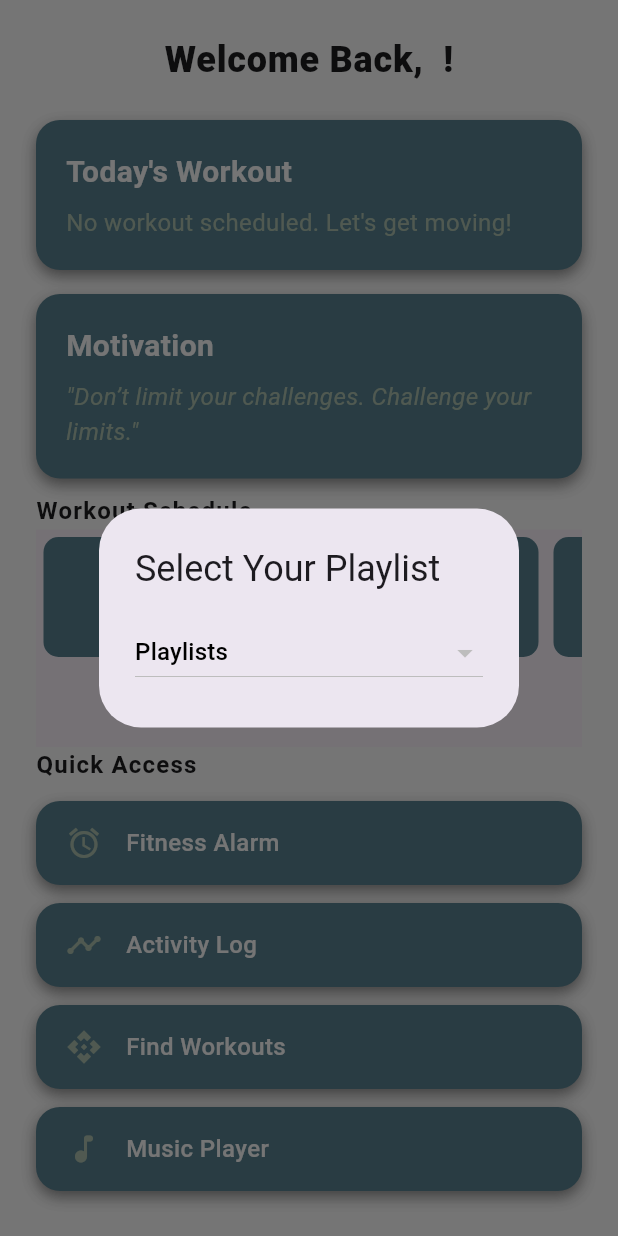
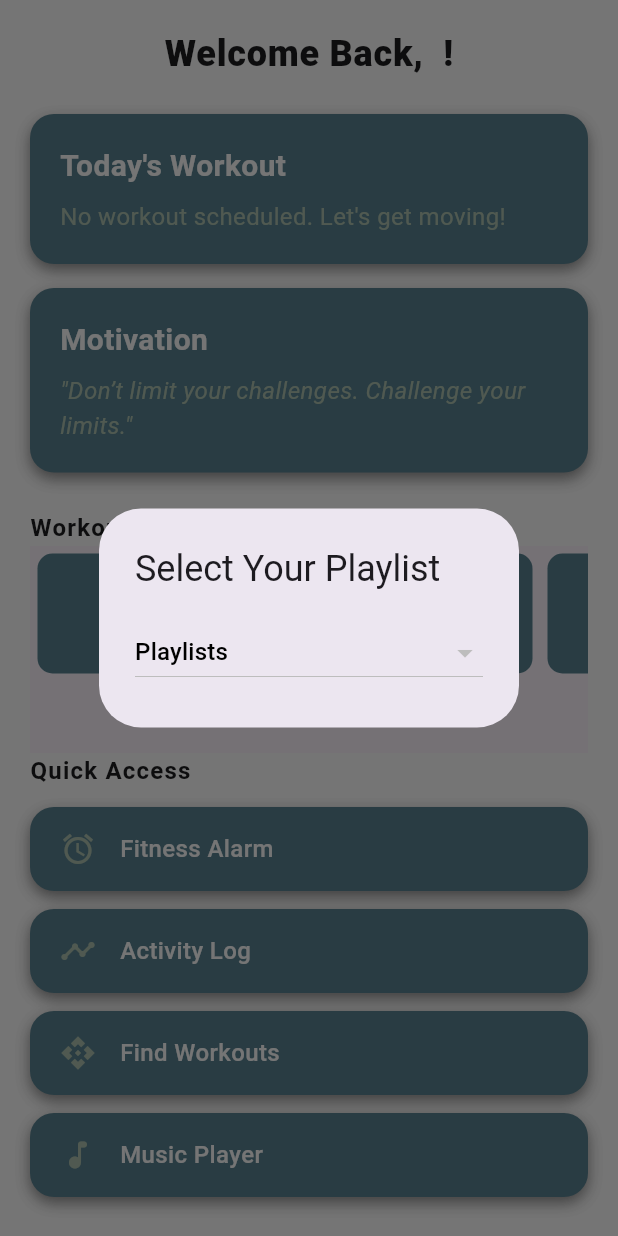
Before and after one commit to mellis0227/workout-tracker, a Flutter app: the DashboardView screen opened directly, after a tap on "Monday", on a phone screen of 412 x 824 dp. Run offline on Flutter 3.47's test engine with Material 3 defaults, Android fonts, the phone set to English and light mode, and no system bars; our stand-ins replace audioplayers, cloud_firestore, firebase_auth, firebase_core, firebase_database, flutter_time_picker_spinner and 2 more; accounts and stored records are empty.

Commit message:
more changes to schedule workouts

```diff
--- a/get_fit_app/lib/views/dashboard_view.dart
+++ b/get_fit_app/lib/views/dashboard_view.dart
@@ -47,7 +47,7 @@ class _DashboardViewState extends State<DashboardView> {
     return Scaffold(
       backgroundColor: Colors.white70,
       body: Padding(
-        padding: const EdgeInsets.all(24.0),
+        padding: const EdgeInsets.all(20.0),
         child: Column(
           crossAxisAlignment: CrossAxisAlignment.start,
           children: [
@@ -70,7 +70,7 @@ class _DashboardViewState extends State<DashboardView> {
               content: '"$quote"',
               isItalic: true, // Quote is italicized
             ),
-            const SizedBox(height: 10),
+            const SizedBox(height: 25),
             Text(
               "Workout Schedule",
               style: Theme.of(context).textTheme.titleMedium?.copyWith(
@@ -82,9 +82,7 @@ class _DashboardViewState extends State<DashboardView> {
             Expanded(
               child: ScheduleWorkoutView(),
             ),
-
             // Quick Access section header
-
             Text(
               "Quick Access",
               style: Theme.of(context).textTheme.titleMedium?.copyWith(
--- a/get_fit_app/lib/views/schedule_workouts_view.dart
+++ b/get_fit_app/lib/views/schedule_workouts_view.dart
@@ -21,6 +21,7 @@ class _ScheduleWorkoutView extends State<ScheduleWorkoutView> {
   DateTime currentDate = DateTime.now();
   String? currentAddedPlaylist;
 
+  //stupid, dont do this
   Map<int, String> weeklyWorkouts = {
     1: "",
     2: "",
@@ -53,7 +54,7 @@ class _ScheduleWorkoutView extends State<ScheduleWorkoutView> {
  @override
  Widget build(BuildContext context) {
    return Scaffold(
-     body: Column(
+       body: Column(
        children: [
          SingleChildScrollView(
            scrollDirection: Axis.horizontal,
@@ -84,7 +85,6 @@ class _ScheduleWorkoutView extends State<ScheduleWorkoutView> {
             context: context,
             builder: (BuildContext context) => buildPlaylistAlert(dayOfWeek, index),
           );
-          print(playlists);
         },
         child: Container(
           width: 160,
```
